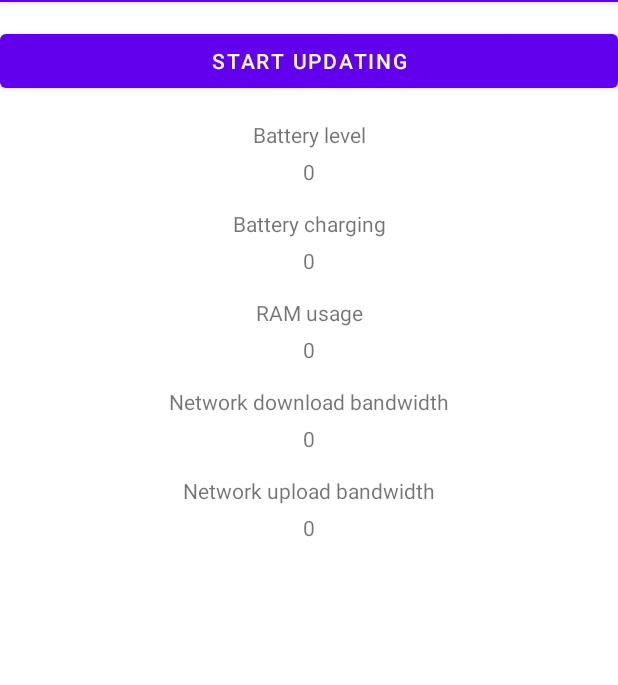
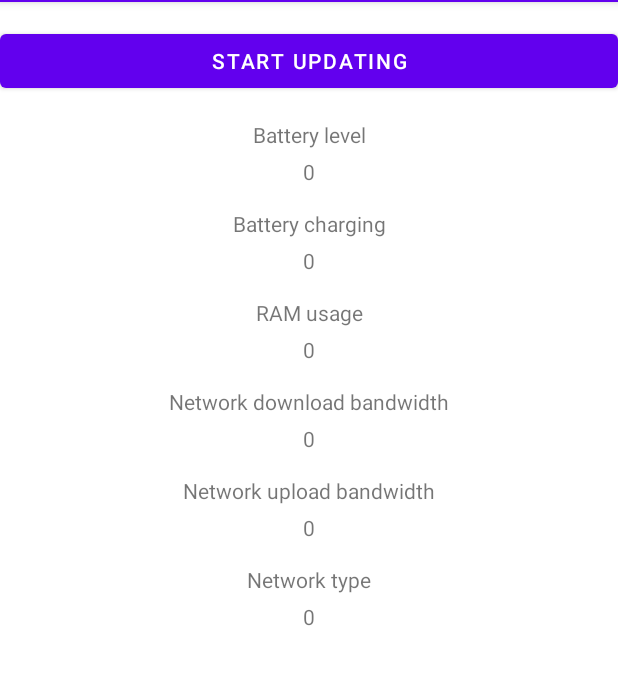
Before and after one commit to wolski0420/MobileSystemOCR, an Android app: the screen it shows after launch (MainActivity), on a phone screen of 412 x 824 dp, the part 82-767 px from its top. Run offline under Robolectric (Android 15) with nearby library versions, the phone set to English and light mode, and no system bars.

Commit message:
Getting network type and realtime

```diff
--- a/app/src/main/res/layout/activity_main.xml
+++ b/app/src/main/res/layout/activity_main.xml
@@ -91,4 +91,19 @@
         android:text="@string/starting_value"
         android:textAlignment="center" />
 
+    <TextView
+        android:layout_width="match_parent"
+        android:layout_height="wrap_content"
+        android:layout_marginTop="15sp"
+        android:text="@string/network_type"
+        android:textAlignment="center" />
+
+    <TextView
+        android:id="@+id/network_type_text_view"
+        android:layout_width="match_parent"
+        android:layout_height="wrap_content"
+        android:layout_marginTop="5sp"
+        android:text="@string/starting_value"
+        android:textAlignment="center" />
+
 </LinearLayout>
--- a/app/src/main/res/values/strings.xml
+++ b/app/src/main/res/values/strings.xml
@@ -9,4 +9,5 @@
     <string name="network_download">Network download bandwidth</string>
     <string name="network_upload">Network upload bandwidth</string>
     <string name="starting_value">0</string>
+    <string name="network_type">Network type</string>
 </resources>
```
Also changed, not shown: app/src/main/java/com/example/ocr/MainActivity.kt (+22 -0 lines).
